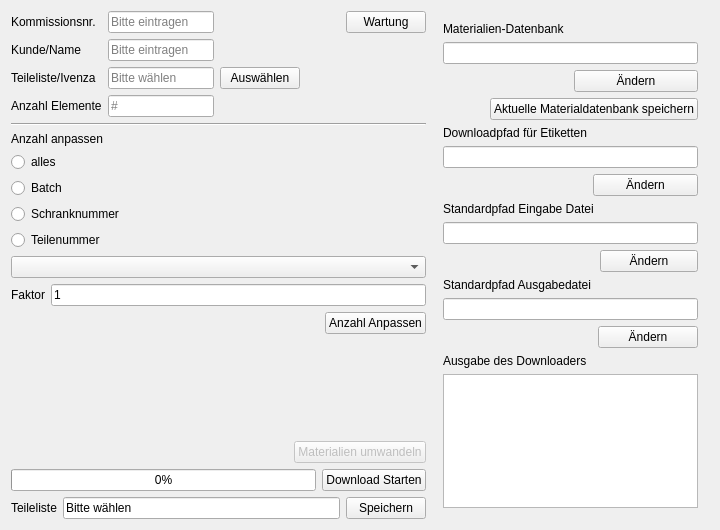
Qt form mainwindow.ui (xavor92/Ardis2Holzma) before a commit.
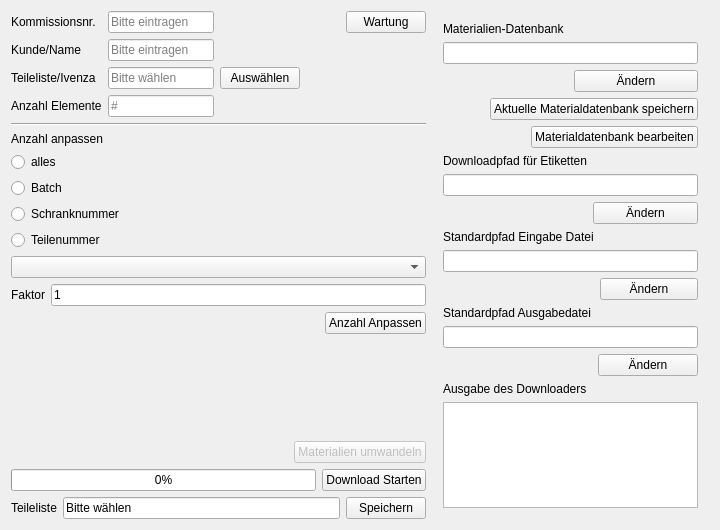
The same form after that commit.

Commit message: Add new window to edit matdb

Diff of the .ui file:
```diff
--- a/mainwindow.ui
+++ b/mainwindow.ui
@@ -436,6 +436,30 @@
            </item>
           </layout>
          </item>
+         <item>
+          <layout class="QHBoxLayout" name="horizontalLayout_7">
+           <item>
+            <spacer name="horizontalSpacer_5">
+             <property name="orientation">
+              <enum>Qt::Horizontal</enum>
+             </property>
+             <property name="sizeHint" stdset="0">
+              <size>
+               <width>40</width>
+               <height>20</height>
+              </size>
+             </property>
+            </spacer>
+           </item>
+           <item>
+            <widget class="QPushButton" name="EditMatDBButton">
+             <property name="text">
+              <string>Materialdatenbank bearbeiten</string>
+             </property>
+            </widget>
+           </item>
+          </layout>
+         </item>
          <item>
           <layout class="QGridLayout" name="gridLayout_2">
            <item row="2" column="1">
```
The commit also changes 6 other files.
